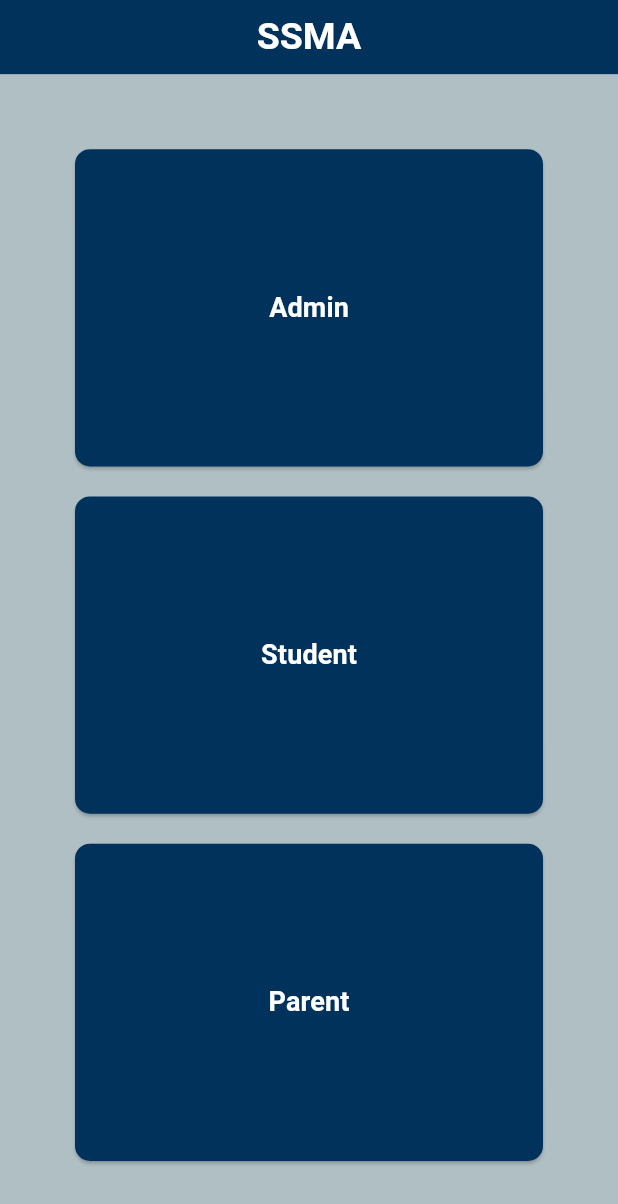
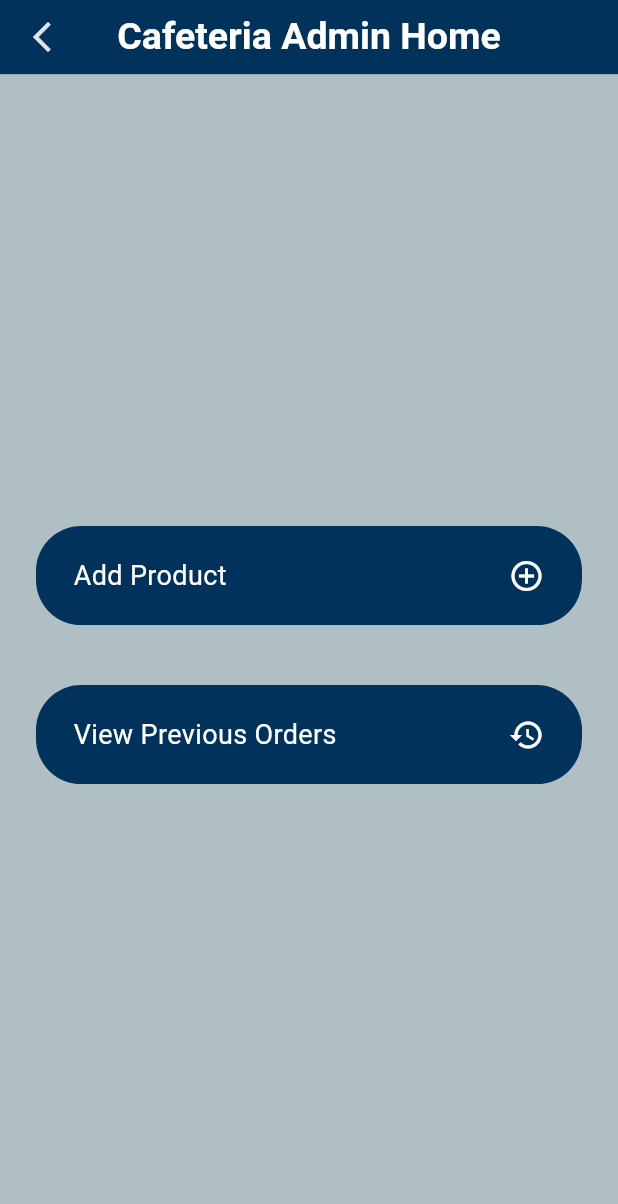
Before and after one commit to amrsoly03/Smart-School-Management-Application, a Flutter app: the screen it shows after launch, on a phone screen of 412 x 824 dp. Shown: the top 1204 px of the screen. Run offline on Flutter 3.47's test engine with Material 3 defaults, Android fonts, the phone set to English and light mode, and no system bars; our stand-ins replace custom_navigation_bar, dartz, equatable, flutter_bloc, focused_menu, get_it and 1 more.

Commit message:
Add admin views for activities, cafeteria, and teacher management with UI integration

```diff
--- a/lib/Core/models/activity_model.dart
+++ b/lib/Core/models/activity_model.dart
@@ -4,12 +4,14 @@ class ActivityModel extends Equatable {
   final int? activityId;
   final String? name;
   final String? description;
+  final int? price;
   final String? image;
 
   const ActivityModel({
     this.activityId,
     this.name,
     this.description,
+    this.price,
     this.image,
   });
 
@@ -17,6 +19,7 @@ class ActivityModel extends Equatable {
         activityId: json['activity_id'] as int?,
         name: json['name'] as String?,
         description: json['description'] as String?,
+        price: json['price'] as int?,
         image: json['image'] as String?,
       );
 
@@ -24,9 +27,10 @@ class ActivityModel extends Equatable {
         'activity_id': activityId,
         'name': name,
         'description': description,
+        'price': price,
         'image': image,
       };
 
   @override
-  List<Object?> get props => [activityId, name, description, image];
+  List<Object?> get props => [activityId, name, description, price, image];
 }
--- a/lib/Core/utils/app_router.dart
+++ b/lib/Core/utils/app_router.dart
@@ -25,9 +25,12 @@ import 'package:nexura/Features/Student/presentation/views/schedule_view.dart';
 import 'package:nexura/Features/Student/presentation/views/school_activities_view.dart';
 import 'package:nexura/Features/Student/presentation/views/student_home_view.dart';
 
+import '../../Features/Admin/presentation/views/activities_admin_home_view.dart';
 import '../../Features/Admin/presentation/views/admins_home_view.dart';
+import '../../Features/Admin/presentation/views/cafeteria_admin_home_view.dart';
 import '../../Features/Admin/presentation/views/create_account_view.dart';
 import '../../Features/Admin/presentation/views/edit_user_view.dart';
+import '../../Features/Admin/presentation/views/teacher_home_view.dart';
 import '../../Features/Auth/presentation/views/login_view.dart';
 import '../../first_screen.dart';
 
@@ -36,6 +39,9 @@ abstract class AppRouter {
   static const kLoginView = '/LoginView';
   static const kAdminsHomeView = '/AdminsHomeView';
   static const kSchoolAdminHomeView = '/SchoolAdminHomeView';
+  static const kCafeteriaAdminHomeView = '/CafeteriaAdminHomeView';
+  static const kActivitiesAdminHomeView = '/ActivitiesAdminHomeView';
+  static const kTeacherHomeView = '/TeacherHomeView';
   static const kStudentHomeView = '/StudentHomeView';
   static const kParentHomeView = '/ParentHomeView';
   static const kCreateAccountView = '/CreateAccountView';
@@ -67,7 +73,7 @@ abstract class AppRouter {
     routes: [
       GoRoute(
         path: '/',
-        builder: (context, state) => const FirstScreen(),
+        builder: (context, state) => const CafeteriaAdminHomeView(),
       ),
       GoRoute(
         path: kLoginView,
@@ -78,6 +84,18 @@ abstract class AppRouter {
       GoRoute(
         path: kSchoolAdminHomeView,
         builder: (context, state) => const SchoolAdminHomeView(),
+      ),
+      GoRoute(
+        path: kCafeteriaAdminHomeView,
+        builder: (context, state) => const CafeteriaAdminHomeView(),
+      ),
+      GoRoute(
+        path: kActivitiesAdminHomeView,
+        builder: (context, state) => const ActivitiesAdminHomeView(),
+      ),
+      GoRoute(
+        path: kTeacherHomeView,
+        builder: (context, state) => const TeacherHomeView(),
       ),
       GoRoute(
         path: kAdminsHomeView,
--- /dev/null
+++ b/lib/Features/Admin/presentation/views/cafeteria_admin_home_view.dart
@@ -0,0 +1,11 @@
+import 'package:flutter/material.dart';
+import 'package:nexura/Features/Admin/presentation/views/widgets/cafeteria_admin_home_view_body.dart';
+
+class CafeteriaAdminHomeView extends StatelessWidget {
+  const CafeteriaAdminHomeView({super.key});
+
+  @override
+  Widget build(BuildContext context) {
+    return const CafeteriaAdminHomeViewBody();
+  }
+}
--- /dev/null
+++ b/lib/Features/Admin/presentation/views/widgets/cafeteria_admin_home_view_body.dart
@@ -0,0 +1,40 @@
+import 'package:flutter/material.dart';
+import 'package:go_router/go_router.dart';
+
+import '../../../../../Core/utils/app_router.dart';
+import '../../../../../Core/widgets/custom_appBar.dart';
+import '../../../../Parent/presentation/views/widgets/custom_rounded_button.dart';
+
+class CafeteriaAdminHomeViewBody extends StatelessWidget {
+  const CafeteriaAdminHomeViewBody({super.key});
+
+  @override
+  Widget build(BuildContext context) {
+    return Scaffold(
+      appBar: const CustomAppBar(title: 'Cafeteria Admin Home'),
+      body: Padding(
+        padding: const EdgeInsets.symmetric(horizontal: 24),
+        child: Column(
+          mainAxisAlignment: MainAxisAlignment.center,
+          children: [
+            CustomRoundedButton(
+              text: "Add Product",
+              icon: Icons.add_circle_outline,
+              onTap: () {
+                GoRouter.of(context).push(AppRouter.kAddExamView);
+              },
+            ),
+            const SizedBox(height: 40),
+            CustomRoundedButton(
+              text: "View Previous Orders",
+              icon: Icons.history,
+              onTap: () {
+                GoRouter.of(context).push(AppRouter.kAddDegreeView);
+              },
+            ),
+          ],
+        ),
+      ),
+    );
+  }
+}
```
Also changed, not shown: lib/Features/Admin/presentation/views/activities_admin_home_view.dart (added, +12 -0 lines), lib/Features/Admin/presentation/views/teacher_home_view.dart (added, +11 -0 lines), lib/Features/Admin/presentation/views/widgets/activities_admin_home_view_body.dart (added, +41 -0 lines), lib/Features/Admin/presentation/views/widgets/add_exam_view_body.dart (+4 -4 lines), lib/Features/Admin/presentation/views/widgets/school_admin_home_view_body.dart (+14 -58 lines), lib/Features/Admin/presentation/views/widgets/teacher_home_view_body.dart (added, +53 -0 lines), lib/Features/Auth/presentation/views/widgets/admin_login_card.dart (+23 -1 lines).
